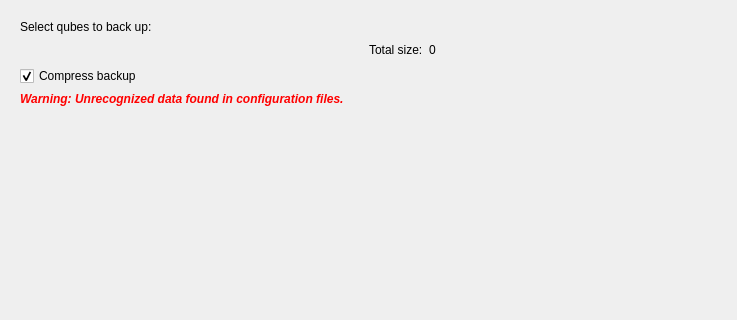
Old version of the form ui/backupdlg.ui in the repository QubesOS/qubes-manager; both pictures show x 0 to 737 and y 0 to 320 of the 737 by 618 pixel window.
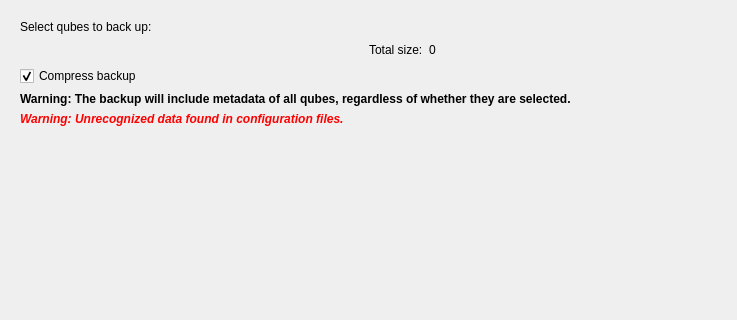
New version of the form. Icons and pictures are not drawn.

Commit message:
Warn about metadata leaks in backups
Add a message to warn the user that a backup always includes metadata
for all VMs on the system, to prevent e.g. leaking any sensitive qube
names, should the filtered down backup get shared with somebody.

The message is not shown when all VMs are selected, to make it more
noticeable when it could actually be relevant.

See also QubesOS/qubes-issues#2645

Patch:
```diff
--- a/ui/backupdlg.ui
+++ b/ui/backupdlg.ui
@@ -90,6 +90,22 @@
       </property>
      </widget>
     </item>
+    <item>
+     <widget class="QLabel" name="metadata_warning_label">
+      <property name="font">
+       <font>
+        <weight>75</weight>
+        <bold>true</bold>
+       </font>
+      </property>
+      <property name="text">
+       <string>Warning: The backup will include metadata of all qubes, regardless of whether they are selected.</string>
+      </property>
+      <property name="wordWrap">
+       <bool>true</bool>
+      </property>
+     </widget>
+    </item>
     <item>
      <widget class="QLabel" name="unrecognized_config_label">
       <property name="palette">
```
The commit also changes 1 other file.
